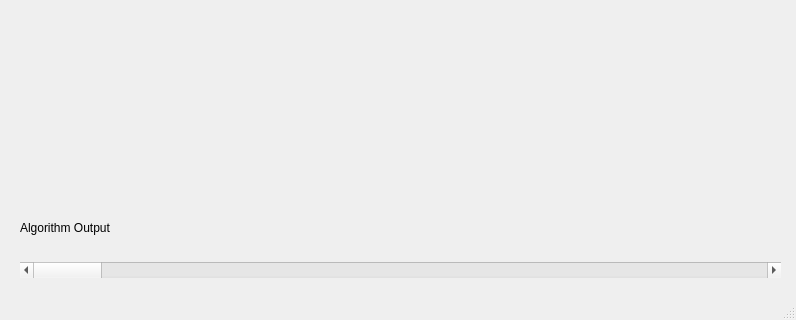
Before: the Qt Designer form sla_client/View/SlicingWindow.ui in entropybit/slaprinter, drawn with Qt 5; both pictures show x 0 to 796 and y 318 to 638 of the 796 by 638 pixel window.
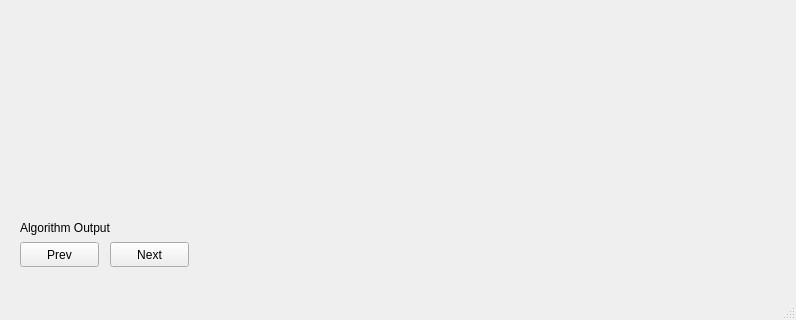
After: the same form once the commit is applied.

Commit message:
Slicing futher impemented. By clicking on the slicing preview button the actual slicing algorithm is now executed. Also it is possible to view the several slices in the slice preview. But the slicing algorithm is not propperly working, seems like it is not sufficient to only sort the vertices into layers.
Instead we need to do cuts through the tesselated surface and define points in the layers for these surfaces which may lie ortogornal to the cut / slice plane.
Work with normal vectors, these give you the faces of each of the tesseleation triangle.

```diff
--- a/sla_client/View/SlicingWindow.ui
+++ b/sla_client/View/SlicingWindow.ui
@@ -52,17 +52,30 @@
      <string>Algorithm Output</string>
     </property>
    </widget>
-   <widget class="QScrollBar" name="slicerScrollBar">
+   <widget class="QPushButton" name="prevButton">
     <property name="geometry">
      <rect>
       <x>20</x>
-      <y>580</y>
-      <width>761</width>
-      <height>16</height>
+      <y>560</y>
+      <width>79</width>
+      <height>25</height>
      </rect>
     </property>
-    <property name="orientation">
-     <enum>Qt::Horizontal</enum>
+    <property name="text">
+     <string>Prev</string>
+    </property>
+   </widget>
+   <widget class="QPushButton" name="nextButton">
+    <property name="geometry">
+     <rect>
+      <x>110</x>
+      <y>560</y>
+      <width>79</width>
+      <height>25</height>
+     </rect>
+    </property>
+    <property name="text">
+     <string>Next</string>
     </property>
    </widget>
   </widget>
```
The commit also changes 12 other files.
